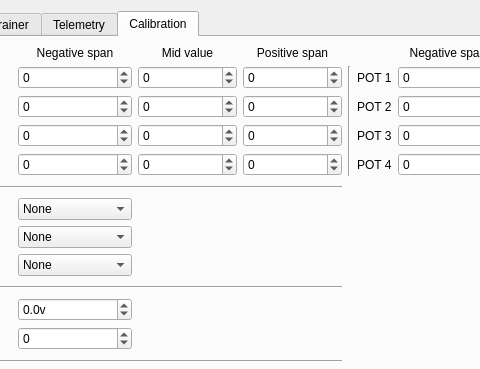
Before: the Qt Designer form companion/src/generaledit.ui in opentx/opentx, drawn with Qt 5; both pictures show x 88 to 568 and y 0 to 369 of the 818 by 912 pixel window.
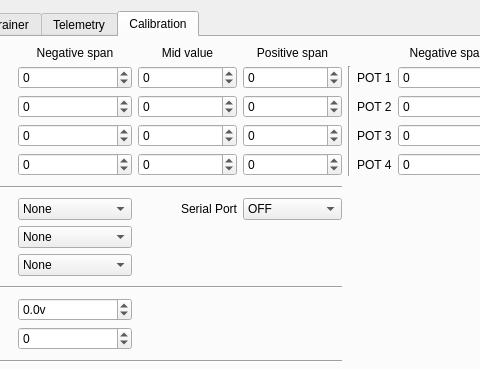
After: the same form once the commit is applied.

Commit message: Serial port mode added to companion

Diff of the .ui file:
```diff
--- a/companion/src/generaledit.ui
+++ b/companion/src/generaledit.ui
@@ -3626,6 +3626,35 @@
          </item>
         </widget>
        </item>
+       <item row="6" column="3">
+        <widget class="QComboBox" name="serialPortMode">
+         <item>
+          <property name="text">
+           <string>OFF</string>
+          </property>
+         </item>
+         <item>
+          <property name="text">
+           <string>S-Port Mirror</string>
+          </property>
+         </item>
+         <item>
+          <property name="text">
+           <string>Debug</string>
+          </property>
+         </item>
+        </widget>
+       </item>
+       <item row="6" column="2">
+        <widget class="QLabel" name="serialPortLabel">
+         <property name="text">
+          <string>Serial Port</string>
+         </property>
+         <property name="alignment">
+          <set>Qt::AlignRight|Qt::AlignTrailing|Qt::AlignVCenter</set>
+         </property>
+        </widget>
+       </item>
       </layout>
      </widget>
     </widget>
```
The commit also changes 2 other files.
